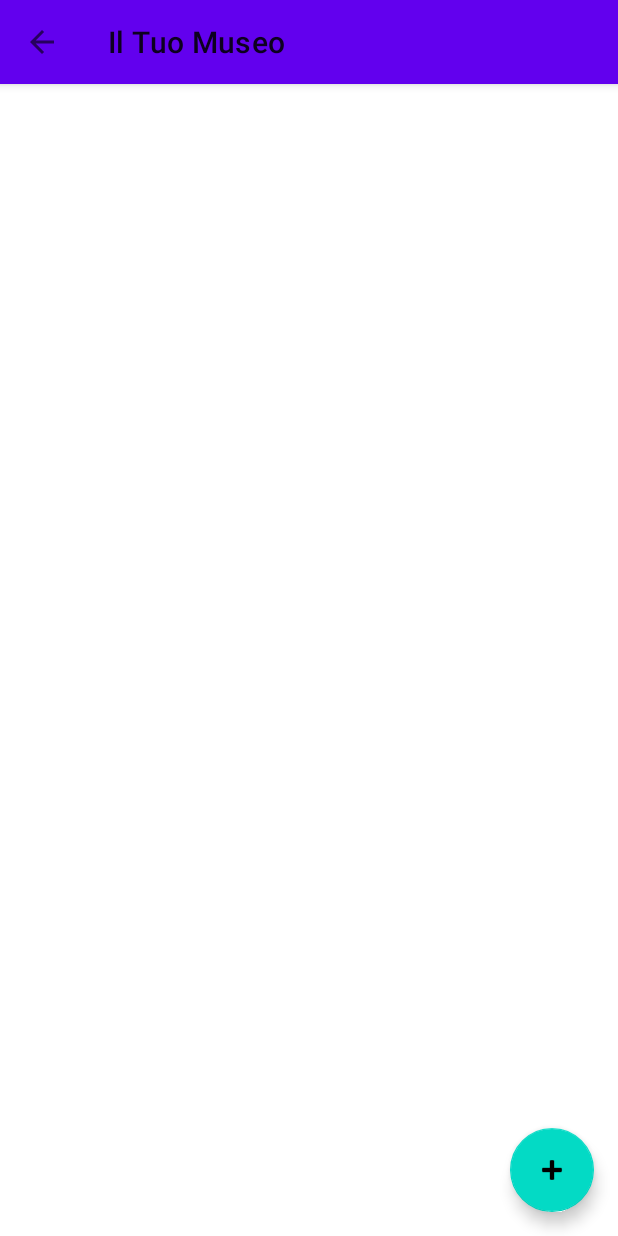
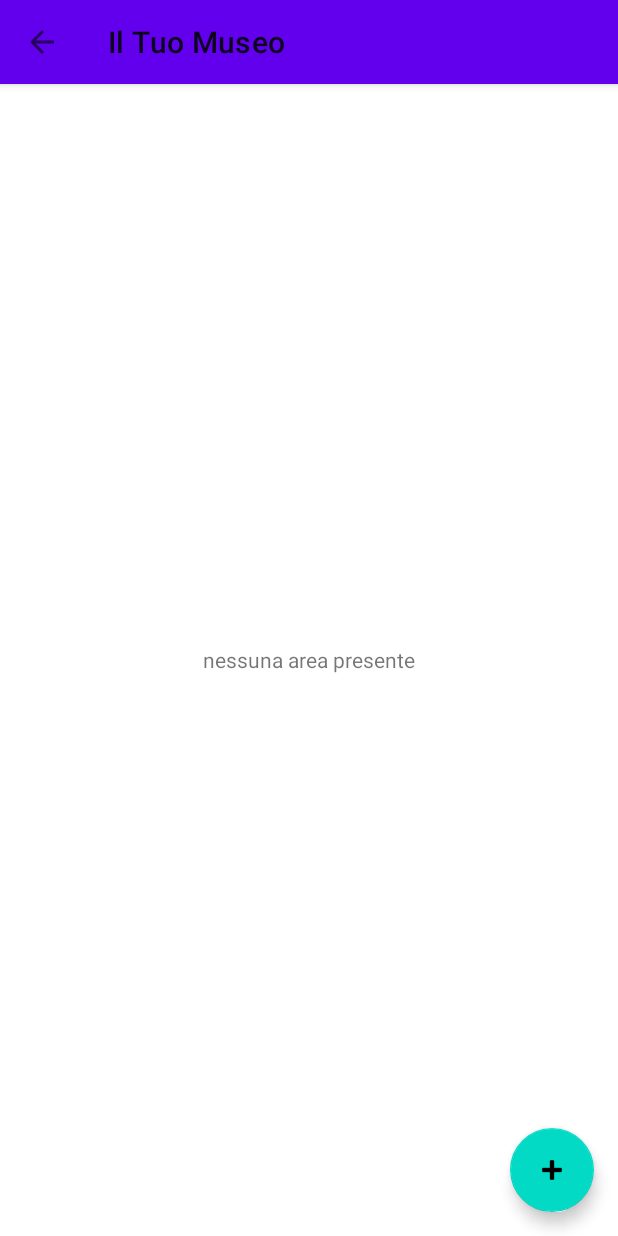
Before and after one commit to The-Official-Pioneers/test2, an Android app: the fragment FragmentListaAree placed in its activity, on a phone screen of 412 x 824 dp. Run offline under Robolectric (Android 15) with nearby library versions, the phone set to English and light mode, and no system bars; our stand-ins replace Volley, navigation-ui; libraries missing offline, so code that uses them is left out: com.google.zxing.integration; 5 statements that could not run were skipped.

Commit message:
da risolvere scritta no aree

```diff
--- a/app/src/main/res/layout/fragment_lista_aree.xml
+++ b/app/src/main/res/layout/fragment_lista_aree.xml
@@ -23,4 +23,12 @@
         android:onClick="aggiungiArea"
         android:src="@android:drawable/ic_input_add"
         tools:ignore="SpeakableTextPresentCheck" />
+
+    <TextView
+        android:id="@+id/txt_no_aree"
+        android:layout_width="wrap_content"
+        android:layout_height="wrap_content"
+        android:layout_gravity="center"
+        android:text="nessuna area presente"
+        android:visibility="visible" />
 </FrameLayout>
```
Also changed, not shown: app/src/main/AndroidManifest.xml (+0 -14 lines), app/src/main/java/it/uniba/pioneers/testtool/MainActivity.java (+3 -6 lines), app/src/main/java/it/uniba/pioneers/testtool/gestioneMuseo/FragmentListaAree.java (+12 -3 lines).
